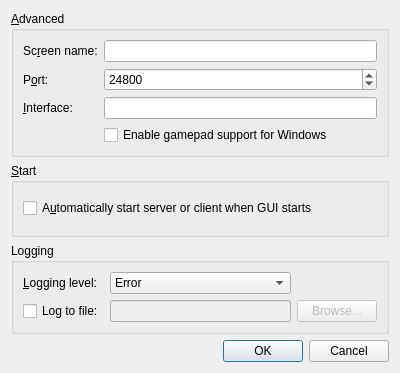
Above: branches/1.4/src/gui/res/SettingsDialogBase.ui from svn2github/synergy-plus before the change. Below: the same form after it.
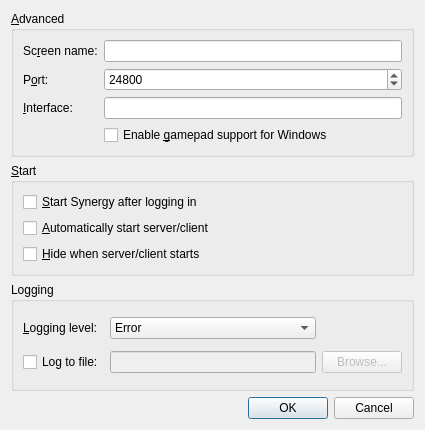
That is the form after the change.

```diff
--- a/branches/1.4/src/gui/res/SettingsDialogBase.ui
+++ b/branches/1.4/src/gui/res/SettingsDialogBase.ui
@@ -6,8 +6,8 @@
    <rect>
     <x>0</x>
     <y>0</y>
-    <width>400</width>
-    <height>373</height>
+    <width>425</width>
+    <height>430</height>
    </rect>
   </property>
   <property name="windowTitle">
@@ -80,7 +80,7 @@
       <item row="3" column="1">
        <widget class="QCheckBox" name="m_pCheckBoxGameDevice">
         <property name="text">
-         <string>Enable gamepad support for Windows</string>
+         <string>Enable &amp;gamepad support for Windows</string>
         </property>
        </widget>
       </item>
@@ -93,10 +93,24 @@
       <string>&amp;Start</string>
      </property>
      <layout class="QVBoxLayout">
+      <item>
+       <widget class="QCheckBox" name="m_pCheckBoxAutoStart">
+        <property name="text">
+         <string>&amp;Start Synergy after logging in</string>
+        </property>
+       </widget>
+      </item>
       <item>
        <widget class="QCheckBox" name="m_pCheckBoxAutoConnect">
         <property name="text">
-         <string>A&amp;utomatically start server or client when GUI starts</string>
+         <string>&amp;Automatically start server/client</string>
+        </property>
+       </widget>
+      </item>
+      <item>
+       <widget class="QCheckBox" name="m_pCheckBoxAutoHide">
+        <property name="text">
+         <string>&amp;Hide when server/client starts</string>
         </property>
        </widget>
       </item>
```
